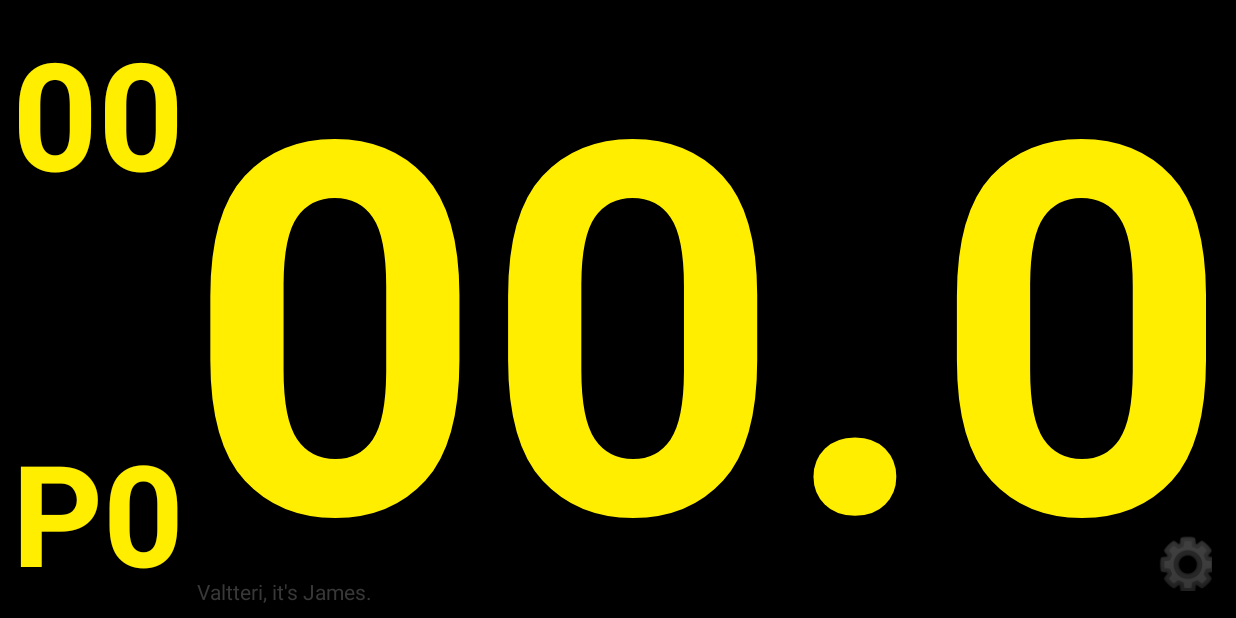
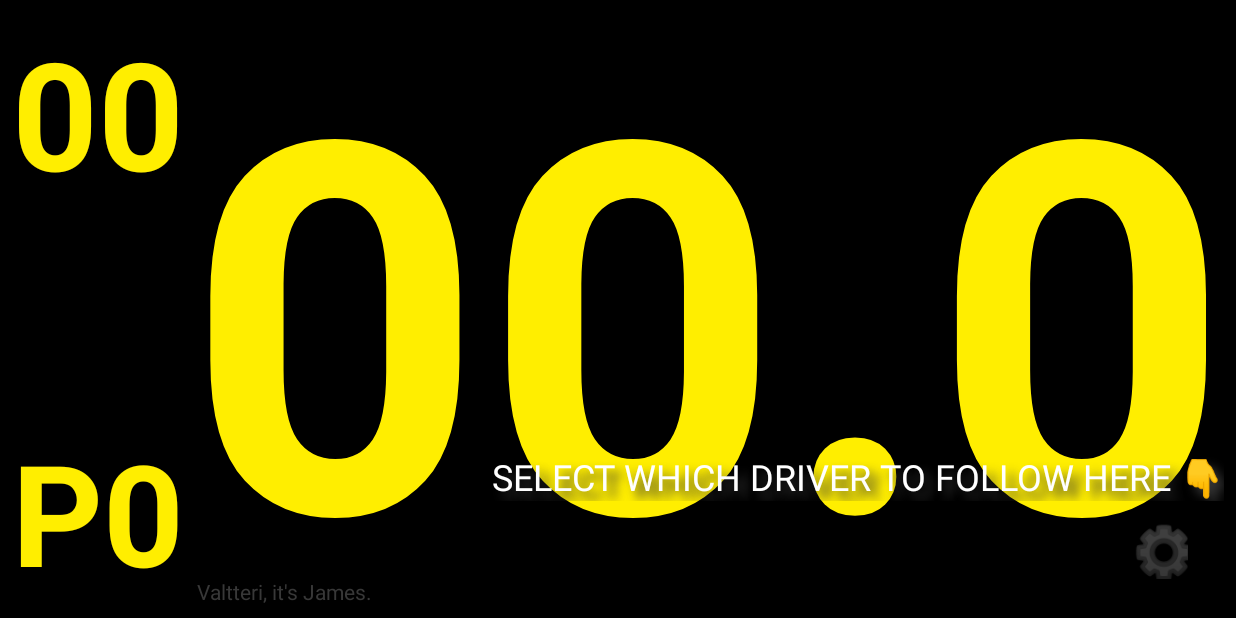
Before and after one commit to henrikingo/VirtualValtteri, an Android app: the screen it shows after launch (MainActivity), on a phone screen of 824 x 412 dp (held sideways). Run offline under Robolectric (Android 15) with nearby library versions, the phone set to English and light mode, and no system bars; pictures from the network do not load.

Commit message:
Add a hint for first time user to find the settings

```diff
--- a/app/src/main/java/cc/openlife/virtualvaltteri/MainActivity.java
+++ b/app/src/main/java/cc/openlife/virtualvaltteri/MainActivity.java
@@ -118,6 +118,13 @@ public class MainActivity extends AppCompatActivity {
         System.out.println("Recovered followDriverIds from shared preferences storage: " + followDriverIds);
         followDriverNames = prefs.getStringSet("drivers_key", new HashSet<String>(Arrays.asList()));
         String speaker = prefs.getString("speaker_key", null);
+        if(followDriverNames.isEmpty() && !prefs.contains("seen_hint")){
+            ((TextView)findViewById(R.id.idTextHint)).setVisibility(View.VISIBLE);
+        }
+        else {
+            ((TextView)findViewById(R.id.idTextHint)).setVisibility(View.INVISIBLE);
+            prefs.edit().putString("seen_hint", "true");
+        }
 
         handler = new MessageHandler(this.followDriverNames);
         if(speaker!=null) {
@@ -206,15 +213,23 @@ public class MainActivity extends AppCompatActivity {
                             break;
                     }
                 }
+                followDriverNames.clear();
                 ArrayList<CharSequence> driversCS = data.getCharSequenceArrayListExtra("settings_drivers");
                 if(driversCS!=null && driversCS.size()>0){
-                    followDriverNames.clear();
                     for(CharSequence cs: driversCS){
                         followDriverNames.add((String) cs);
                     }
                     System.out.println("onActivityResult() followDriverNames" + followDriverNames);
                 }
             }
+        }
+        SharedPreferences prefs = getSharedPreferences(getPackageName() + "_preferences" ,Context.MODE_PRIVATE);
+        if(followDriverNames.isEmpty() && !prefs.contains("seen_hint")){
+            ((TextView)findViewById(R.id.idTextHint)).setVisibility(View.VISIBLE);
+        }
+        else {
+            ((TextView)findViewById(R.id.idTextHint)).setVisibility(View.INVISIBLE);
+            prefs.edit().putString("seen_hint", "true").commit();
         }
     }
     public void ttsDone() {
--- a/app/src/main/java/cc/openlife/virtualvaltteri/SettingsActivity.java
+++ b/app/src/main/java/cc/openlife/virtualvaltteri/SettingsActivity.java
@@ -4,6 +4,7 @@ import android.app.Activity;
 import android.content.Intent;
 import android.content.SharedPreferences;
 import android.os.Bundle;
+import android.widget.TextView;
 
 import androidx.annotation.LayoutRes;
 import androidx.appcompat.app.AppCompatActivity;
@@ -66,6 +67,7 @@ public class SettingsActivity extends AppCompatActivity {
             }
         };
 
+
         SharedPreferences p = PreferenceManager.getDefaultSharedPreferences(SettingsActivity.this);
         SettingsFragment mySettingsFragment = new SettingsFragment(prefChanged, sortedDriversArray, returnIntent);
         // below line is used to check if
--- a/app/src/main/java/cc/openlife/virtualvaltteri/SettingsFragment.java
+++ b/app/src/main/java/cc/openlife/virtualvaltteri/SettingsFragment.java
@@ -3,6 +3,7 @@ package cc.openlife.virtualvaltteri;
 import android.annotation.SuppressLint;
 import android.content.Intent;
 import android.os.Bundle;
+import android.widget.TextView;
 
 import androidx.annotation.NonNull;
 import androidx.annotation.Nullable;
@@ -121,6 +122,7 @@ public class SettingsFragment extends PreferenceFragmentCompat {
                 return text;
             }
         });
+
         // Register listeners ...
         driversPreference.setOnPreferenceChangeListener(prefChanged);
         final Preference prefList = findPreference("speaker_key");
--- a/app/src/main/res/layout-land/activity_main.xml
+++ b/app/src/main/res/layout-land/activity_main.xml
@@ -29,8 +29,9 @@
         android:id="@+id/settingsButton"
         android:layout_width="70dp"
         android:layout_height="62dp"
-        android:layout_marginBottom="8dp"
-        android:background="@color/black"
+        android:layout_marginBottom="16dp"
+        android:layout_marginEnd="16dp"
+        android:background="#00000000"
         android:text="⚙️"
         android:textColor="#55ffffff"
         android:textSize="34sp"
@@ -148,4 +149,23 @@
         android:orientation="vertical"
         app:layout_constraintGuide_percent="0.95" />
 
+    <TextView
+        android:id="@+id/idTextHint"
+        android:layout_width="wrap_content"
+        android:layout_height="wrap_content"
+        android:layout_marginEnd="8dp"
+        android:shadowColor="#FF333333"
+        android:shadowDx="8"
+        android:shadowDy="8"
+        android:shadowRadius="8"
+        android:textAllCaps="true"
+        android:elevation="20dp"
+        android:lines="1"
+        android:text="@string/initialHint"
+        android:textAlignment="textEnd"
+        android:textColor="#FFFFFFFF"
+        android:textSize="24sp"
+        app:layout_constraintEnd_toEndOf="parent"
+        app:layout_constraintBottom_toTopOf="@id/settingsButton" />
+
 </androidx.constraintlayout.widget.ConstraintLayout>
--- a/app/src/main/res/values/strings.xml
+++ b/app/src/main/res/values/strings.xml
@@ -41,4 +41,5 @@
     <string name="carNrDefault">00</string>
     <string name="positionDefault">P0</string>
     <string name="largeTextDefault">00.0</string>
+    <string name="initialHint">Select which driver to follow here 👇</string>
 </resources>
--- a/app/src/main/res/values/themes.xml
+++ b/app/src/main/res/values/themes.xml
@@ -3,9 +3,9 @@
     <style name="Theme.VirtualValtteri" parent="Theme.MaterialComponents.DayNight.NoActionBar">
         <!-- Primary brand color. -->
         <item name="colorPrimary">@color/black</item>
-        <item name="colorPrimaryVariant">@color/black</item>
+        <item name="colorPrimaryVariant">#FFDDDD99</item>
         <item name="colorOnPrimary">#666666</item>
-        <item name="background">@color/black</item>
+        <item name="background">@color/white</item>
         <!-- Secondary brand color. -->
         <item name="colorSecondary">#ff9a00</item>
         <item name="colorSecondaryVariant">#ffc861</item>
```
